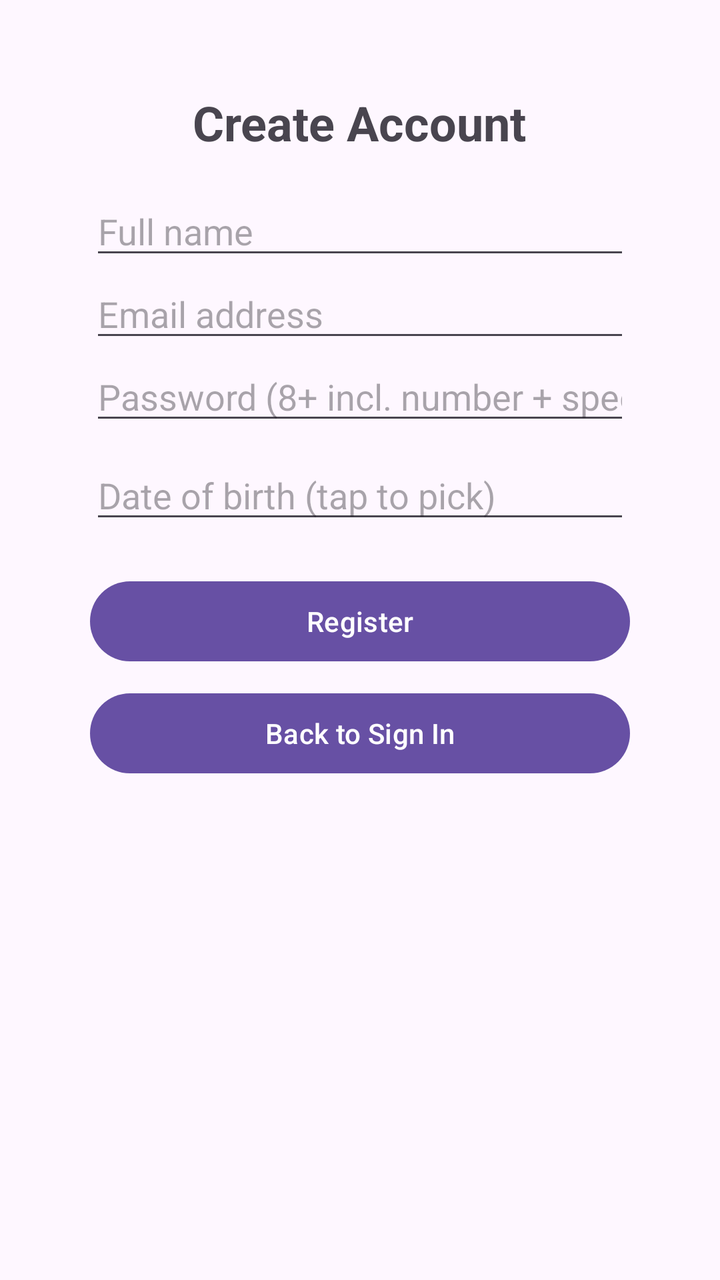
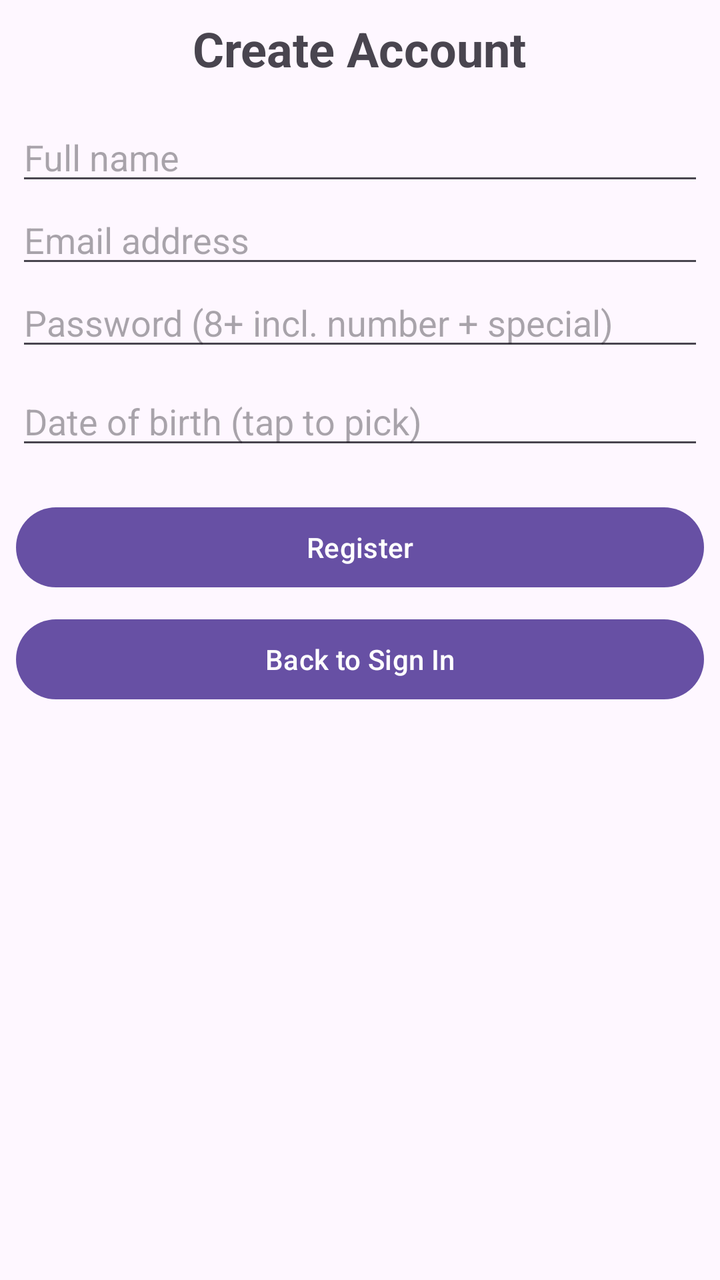

Screens rendered from an Android XML layout before and after an edit, with the pre-edit source and the edit as a unified diff.
<!-- AndroidManifest.xml: application theme Theme.FinalYearProject -->
<!-- res/layout/activity_register.xml -->
<?xml version="1.0" encoding="utf-8"?>
<ScrollView xmlns:android="http://schemas.android.com/apk/res/android"
    android:layout_width="match_parent" android:layout_height="match_parent"
    android:padding="45dp">

    <LinearLayout
        android:layout_width="match_parent" android:layout_height="wrap_content"
        android:orientation="vertical" android:gravity="center_horizontal">

        <TextView
            android:text="Create Account"
            android:textSize="24sp" android:textStyle="bold"
            android:layout_marginBottom="16dp"
            android:layout_width="wrap_content" android:layout_height="wrap_content"/>

        <EditText
            android:id="@+id/fullNameET"
            android:hint="Full name"
            android:inputType="textPersonName"
            android:layout_width="match_parent" android:layout_height="wrap_content"/>

        <EditText
            android:id="@+id/regEmailET"
            android:hint="Email address"
            android:inputType="textEmailAddress"
            android:layout_width="match_parent" android:layout_height="wrap_content"/>

        <EditText
            android:id="@+id/regPasswordET"
            android:hint="Password (8+ incl. number + special)"
            android:inputType="textPassword"
            android:layout_width="match_parent" android:layout_height="wrap_content"/>

        <EditText
            android:id="@+id/dobET"
            android:hint="Date of birth (tap to pick)"
            android:focusable="false"
            android:layout_width="match_parent" android:layout_height="wrap_content"
            android:layout_marginTop="8dp"/>

        <Button
            android:id="@+id/registerBtn"
            android:text="Register"
            android:layout_width="match_parent" android:layout_height="wrap_content"
            android:layout_marginTop="20dp"/>

        <Button
            android:id="@+id/bckToSignInBtn"
            android:layout_width="match_parent"
            android:layout_height="wrap_content"
            android:text="Back to Sign In"
            android:layout_marginTop="8dp" />
    </LinearLayout>
</ScrollView>
<!-- resources referenced by this layout -->
<resources>
  <style name="Theme.FinalYearProject" parent="Base.Theme.FinalYearProject" />
  <style name="Base.Theme.FinalYearProject" parent="Theme.Material3.DayNight.NoActionBar">
          
          
      </style>
</resources>

<!-- the commit's change to res/layout/activity_register.xml (unified diff, before → after) -->
@@ -1,7 +1,7 @@
 <?xml version="1.0" encoding="utf-8"?>
 <ScrollView xmlns:android="http://schemas.android.com/apk/res/android"
     android:layout_width="match_parent" android:layout_height="match_parent"
-    android:padding="45dp">
+    android:padding="8dp">
 
     <LinearLayout
         android:layout_width="match_parent" android:layout_height="wrap_content"
